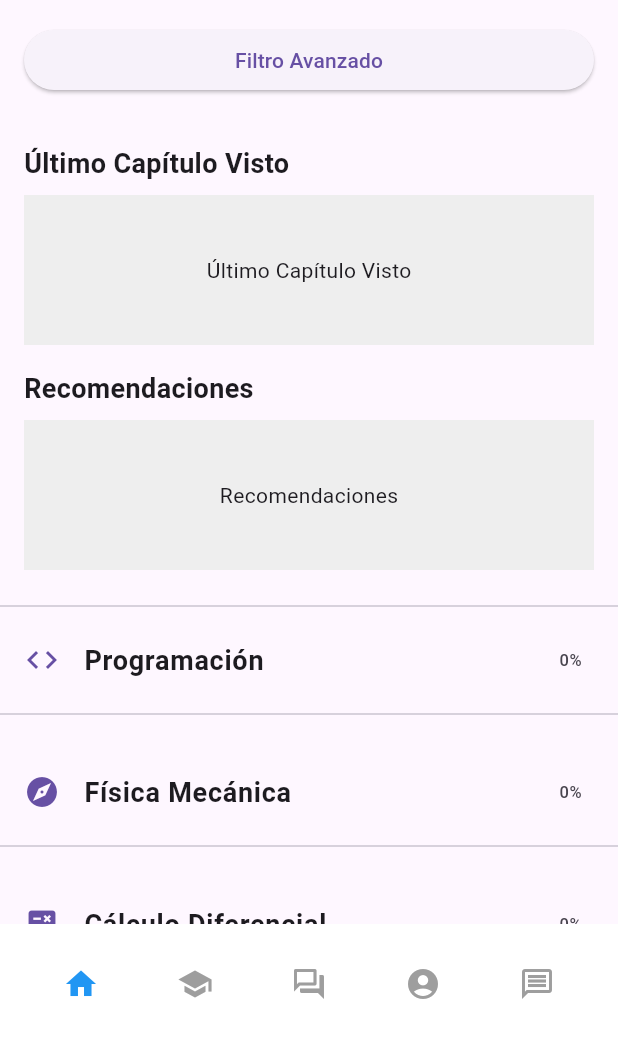
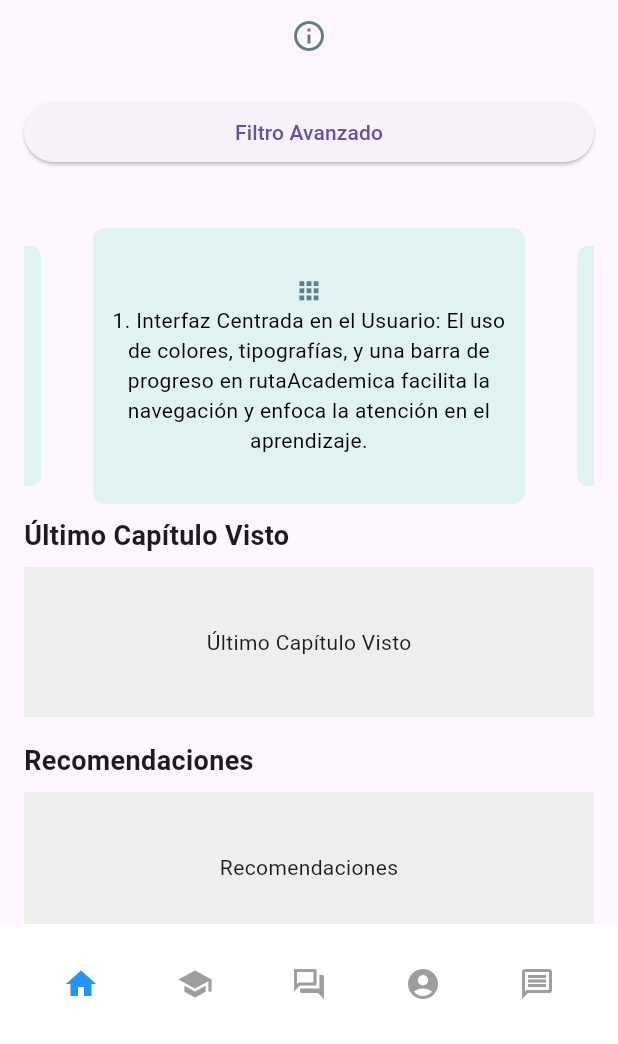
Before and after one commit to estebanvilla16/TesisJaveLab, a Flutter app: the PantallaRutaAprendizaje screen opened directly, on a phone screen of 412 x 824 dp, the part 192-1236 px from its top. Run offline on Flutter 3.47's test engine with Material 3 defaults, Android fonts, the phone set to English and light mode, and no system bars; drawn by our look-alikes of carousel_slider; our stand-ins replace file_picker, flutter_rating_bar, flutter_secure_storage, open_file, pull_to_refresh, youtube_player_flutter; accounts and stored records are empty; network calls fail.

Commit message:
Version final final

```diff
--- a/lib/ruta_academica.dart
+++ b/lib/ruta_academica.dart
@@ -7,6 +7,7 @@ import 'package:JaveLab/widgets/bottom_menu.dart';
 import 'package:JaveLab/widgets/burgermenu.dart';
 import 'package:http/http.dart' as http;
 import 'package:JaveLab/pages/pantalla_clase.dart';
+import 'package:carousel_slider/carousel_slider.dart';
 
 void main() {
   runApp(const MyApp());
@@ -34,6 +35,13 @@ class PantallaRutaAprendizaje extends StatelessWidget {
 
   @override
   Widget build(BuildContext context) {
+    final List<String> carouselItems = [
+      '1. Interfaz Centrada en el Usuario: El uso de colores, tipografías, y una barra de progreso en rutaAcademica facilita la navegación y enfoca la atención en el aprendizaje.',
+      '2. Flexibilidad de Aprendizaje: El diseño soporta aprendizaje asincrónico, permitiendo a los estudiantes aprender a su ritmo y en su horario.',
+      '3. Interacción y Reflexión: Comentarios de usuarios y videos interactivos promueven la participación activa y el aprendizaje colaborativo.',
+      '4. Orientación Educativa: Tooltips y pantallas de introducción explican el diseño pedagógico, fomentando la comprensión del usuario.',
+      '5. Acceso Eficiente a Contenido: Búsqueda y filtros avanzados optimizan el acceso a recursos educativos, alineándose con principios cognitivistas.',
+    ];
     return Scaffold(
       appBar: AppBar(
         backgroundColor: Theme.of(context).primaryColor,
@@ -76,6 +84,31 @@ class PantallaRutaAprendizaje extends StatelessWidget {
                 },
               ),
             ),
+            IconButton(
+              icon: const Icon(Icons.info_outline, color: Colors.blueGrey),
+              onPressed: () {
+                ScaffoldMessenger.of(context).showSnackBar(
+                  SnackBar(
+                    content: const Row(
+                      children: [
+                        Icon(Icons.lightbulb_outline, color: Colors.yellowAccent),
+                        SizedBox(width: 8),
+                        Expanded(child: Text('El modelo cognitivista aplicado a Javelab pone énfasis en el diseño y la disposición de contenidos para optimizar el procesamiento mental del aprendizaje. Se centra en hacer que la información sea fácil de entender y retener, mediante una interfaz intuitiva y recursos interactivos que fomentan el análisis crítico y la aplicación práctica del conocimiento.')),
+
+                      ],
+                    ),
+
+                    duration: const Duration(seconds: 10),
+                    backgroundColor: Colors.blueGrey,
+                    shape: RoundedRectangleBorder(borderRadius: BorderRadius.circular(20)),
+                    behavior: SnackBarBehavior.floating,
+                  ),
+
+
+                );
+              },
+              tooltip: 'Información',
+            ),
             Padding(
               padding: const EdgeInsets.all(16.0),
               child: ElevatedButton(
@@ -90,6 +123,46 @@ class PantallaRutaAprendizaje extends StatelessWidget {
               child: Column(
                 crossAxisAlignment: CrossAxisAlignment.start,
                 children: [
+                  SizedBox(
+                    height: 200, // Ajusta este valor según tus necesidades
+                    child: CarouselSlider(
+                      options: CarouselOptions(
+                        autoPlay: true,
+                        aspectRatio: 2.0,
+                        enlargeCenterPage: true,
+                      ),
+                      items: carouselItems.map((item) => Container(
+                        child: Center(
+                          // Usar una Column para colocar el icono encima del texto
+                          child: Column(
+                            mainAxisSize: MainAxisSize.min, // Hace que la Columna ocupe solo el espacio necesario
+                            children: [
+                              Icon(
+                                Icons.apps_sharp, // Elige el icono que prefieras
+                                color: Colors.blueGrey, // Color del icono
+                                size: 19.0, // Tamaño del icono
+                              ),
+                              Text(
+                                item,
+                                style: TextStyle(
+                                    fontSize: 14.0,
+                                    color: Colors.black,
+                                    fontWeight: FontWeight.w400
+                                ),
+                                textAlign: TextAlign.center,
+                              ),
+                            ],
+                          ),
+                        ),
+                        decoration: BoxDecoration(
+                          color: Colors.teal[50],
+                          borderRadius: BorderRadius.circular(8.0),
+                        ),
+                        padding: EdgeInsets.all(12.0),
+                        margin: EdgeInsets.all(8.0),
+                      )).toList(),
+                    ),
+                  ),
                   const Text(
                     'Último Capítulo Visto',
                     style: TextStyle(
```
